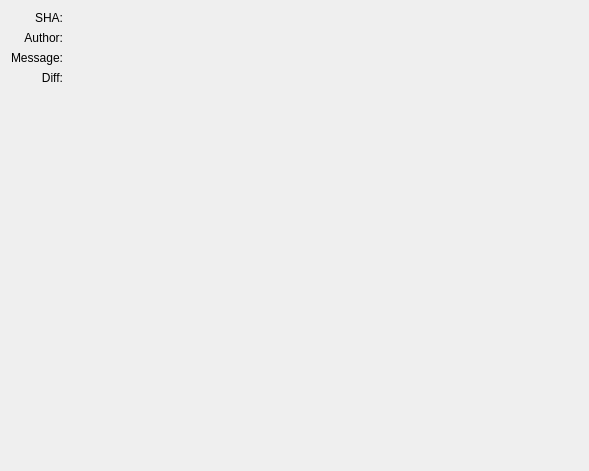
KDE/cocoon, file src/CommitInfoWidget.ui: the form before one commit.
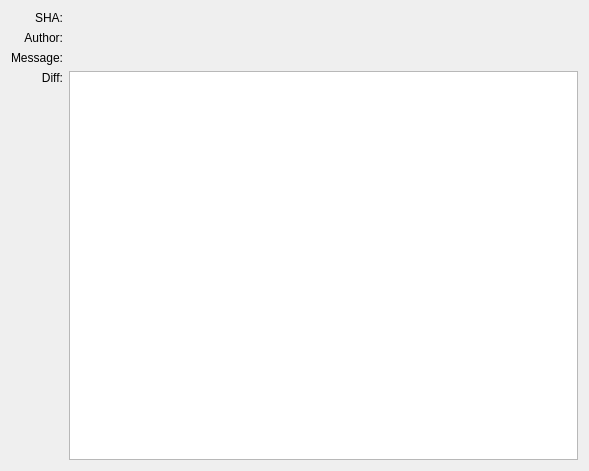
The form after the commit. Custom widgets are drawn as their Qt base class.

Commit message: Fixed CommitInfoWidget to be able to show diffs.

```diff
--- a/src/CommitInfoWidget.ui
+++ b/src/CommitInfoWidget.ui
@@ -79,17 +79,26 @@
     </widget>
    </item>
    <item row="3" column="1">
-    <widget class="QWidget" name="diffWidget" native="true">
-     <property name="sizePolicy">
-      <sizepolicy hsizetype="Expanding" vsizetype="Expanding">
-       <horstretch>0</horstretch>
-       <verstretch>0</verstretch>
-      </sizepolicy>
+    <widget class="KTextBrowser" name="diffView">
+     <property name="enabled">
+      <bool>true</bool>
+     </property>
+     <property name="font">
+      <font>
+       <family>Droid Sans Mono</family>
+      </font>
      </property>
     </widget>
    </item>
   </layout>
  </widget>
+ <customwidgets>
+  <customwidget>
+   <class>KTextBrowser</class>
+   <extends>QTextBrowser</extends>
+   <header>ktextbrowser.h</header>
+  </customwidget>
+ </customwidgets>
  <resources/>
  <connections/>
 </ui>
```
Left out of the diff: 2 changed lines with no effect on the pictures.
